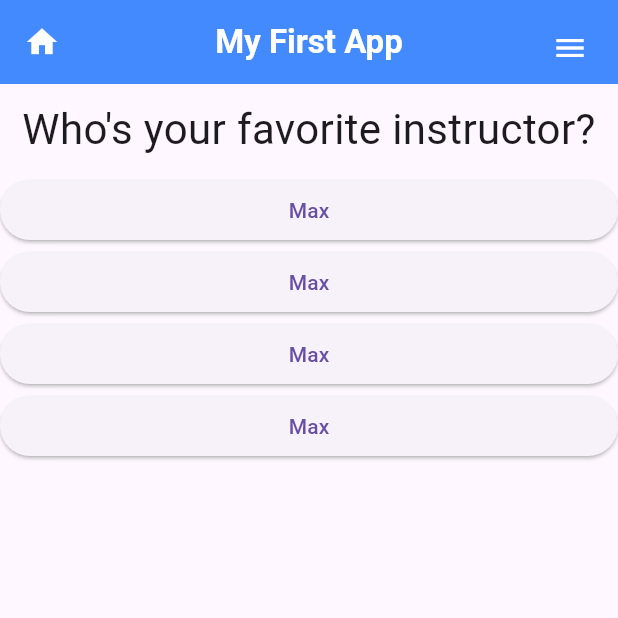
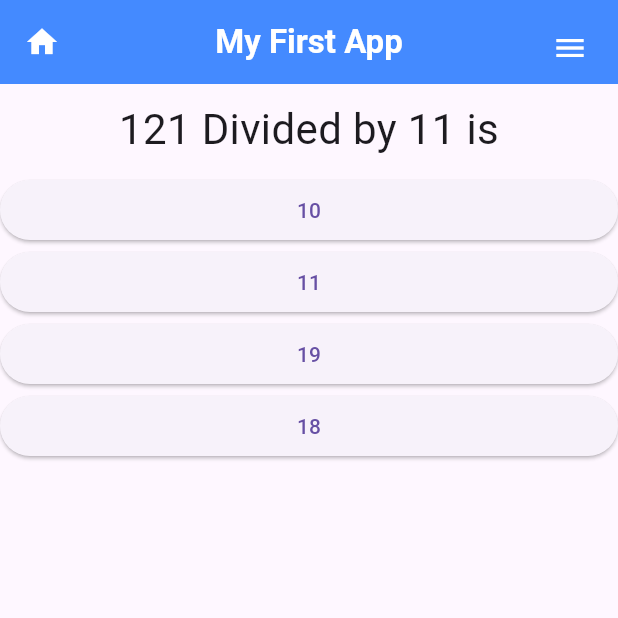
Before and after one commit to takiul-sumon/Flutter_Quiz_App, a Flutter app: the screen it shows after launch, after a tap on "Black", after a tap on "Snake", on a phone screen of 412 x 824 dp, the top half of it. Run offline on Flutter 3.47's test engine with Material 3 defaults, Android fonts, the light colour scheme and no system bars.

Commit message:
Quiz App Modification

```diff
--- a/flutter_app/lib/main.dart
+++ b/flutter_app/lib/main.dart
@@ -27,7 +27,7 @@ class _MyAppState extends State<MyApp> {
         {'Text': 'Black', 'score': 10},
         {'Text': 'Red', 'score': 6},
         {'Text': 'Green', 'score': 4},
-        {'Text': 'White', 'score': 6}
+        {'Text': 'White', 'score': 1}
       ],
     },
     {
@@ -36,16 +36,52 @@ class _MyAppState extends State<MyApp> {
         {'Text': 'Rabbit', 'score': 10},
         {'Text': 'Snake', 'score': 6},
         {'Text': 'Elephant', 'score': 9},
-        {'Text': 'Lion', 'score': 7}
+        {'Text': 'Lion', 'score': 1}
       ],
     },
     {
-      'questionText': 'Who\'s your favorite instructor?',
+      'questionText': '121 Divided by 11 is ',
       'answers': [
-        {'Text': 'Max', 'score': 10},
-        {'Text': 'Max', 'score': 9},
-        {'Text': 'Max', 'score': 5},
-        {'Text': 'Max', 'score': 4}
+        {'Text': '10', 'score': 10},
+        {'Text': '11', 'score': 0},
+        {'Text': '19', 'score': 0},
+        {'Text': '18', 'score': 0}
+      ],
+    },
+    {
+      'questionText': 'What is 6% Equals to ',
+      'answers': [
+        {'Text': '0.006', 'score': 0},
+        {'Text': '0.6', 'score': 0},
+        {'Text': '0.06', 'score': 10},
+        {'Text': '0.0006', 'score': 0}
+      ],
+    },
+    {
+      'questionText': '  Solve 23 + 3 ÷ 3',
+      'answers': [
+        {'Text': '24', 'score': 10},
+        {'Text': '25', 'score': 0},
+        {'Text': '26', 'score': 0},
+        {'Text': '27', 'score': 0}
+      ],
+    },
+    {
+      'questionText': 'Solve 3 + 6 × ( 5 + 4) ÷ 3 - 7',
+      'answers': [
+        {'Text': '11', 'score': 0},
+        {'Text': '16', 'score': 0},
+        {'Text': '14', 'score': 10},
+        {'Text': '15', 'score': 0}
+      ],
+    },
+    {
+      'questionText': 'Add the Decimals 5.23 + 8.79',
+      'answers': [
+        {'Text': '14.02', 'score': 10},
+        {'Text': '14.19', 'score': 0},
+        {'Text': '14.11', 'score': 0},
+        {'Text': '14.29', 'score': 0}
       ],
     },
   ];
@@ -114,7 +150,7 @@ class _MyAppState extends State<MyApp> {
                   questionIndex: _questionIndex,
                   questions: _questions,
                 )
-              : Result(_totalscore,_resetquiz),
+              : Result(_totalscore, _resetquiz),
         ),
       ),
     );
--- a/flutter_app/lib/questions.dart
+++ b/flutter_app/lib/questions.dart
@@ -1,4 +1,5 @@
 import 'package:flutter/material.dart';
+import 'package:flutter/widgets.dart';
 
 class Question extends StatelessWidget {
   final String questionText;
--- a/flutter_app/lib/result.dart
+++ b/flutter_app/lib/result.dart
@@ -1,5 +1,4 @@
 import 'package:flutter/material.dart';
-
 
 class Result extends StatelessWidget {
   final int resultscore;
@@ -9,6 +8,7 @@ class Result extends StatelessWidget {
 
   String get resultphrase {
     String resulttext = 'You did it';
+    {
       if (resultscore < 8) {
         resulttext = 'Awsome';
       } else if (resultscore <= 12) {
@@ -17,6 +17,7 @@ class Result extends StatelessWidget {
         resulttext = 'Decent';
       } else {
         resulttext = 'You are so bad';
+      }
     }
     return resulttext;
   }
```
Also changed, not shown: 1 other file. Lines whose indentation alone changed are shown as unchanged.
